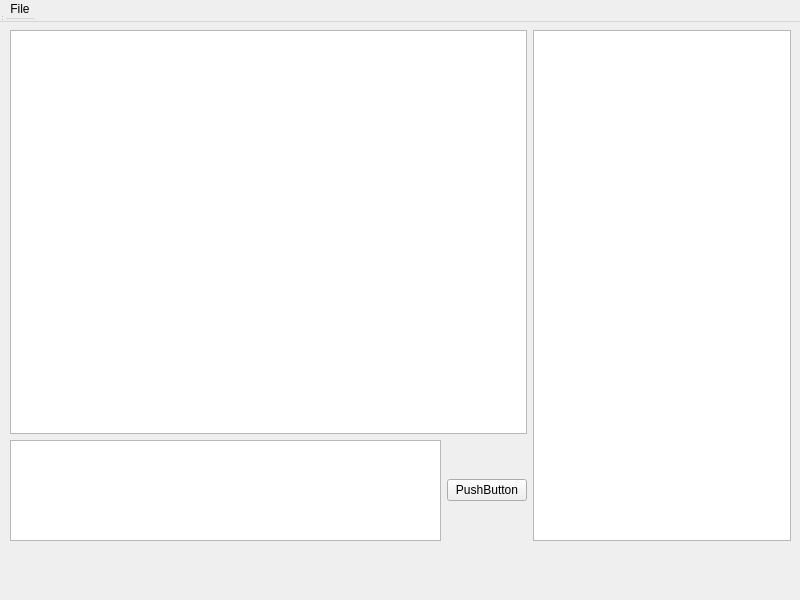
Old version of the form MyMessenger/gui_client.ui in the repository AleksandrVladimirovichNaumov/Client-Server.
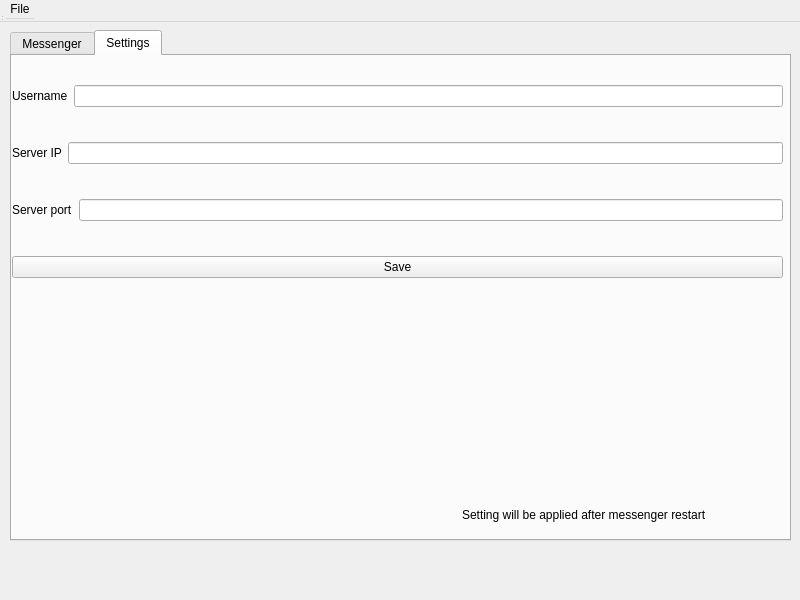
New version of the form. The open tabs and pages were chosen to show the change.

Commit message: client gui works + list of contacts

Patch:
```diff
--- a/MyMessenger/gui_client.ui
+++ b/MyMessenger/gui_client.ui
@@ -14,15 +14,22 @@
    <string>MainWindow</string>
   </property>
   <widget class="QWidget" name="centralwidget">
-   <widget class="QWidget" name="horizontalLayoutWidget">
+   <widget class="QTabWidget" name="horizontalTabWidget">
     <property name="geometry">
      <rect>
       <x>10</x>
-      <y>10</y>
+      <y>30</y>
       <width>781</width>
-      <height>531</height>
+      <height>511</height>
      </rect>
     </property>
+    <property name="currentIndex">
+     <number>0</number>
+    </property>
+    <widget class="QWidget" name="horizontalTabWidgetPage1" native="true">
+     <attribute name="title">
+      <string>Messenger</string>
+     </attribute>
     <layout class="QHBoxLayout" name="horizontalLayout" stretch="2,1">
      <item>
       <layout class="QVBoxLayout" name="verticalLayout_2" stretch="0,4,1">
@@ -44,7 +51,7 @@
          <item>
           <widget class="QPushButton" name="pushButton">
            <property name="text">
-            <string>PushButton</string>
+             <string>Send</string>
            </property>
           </widget>
          </item>
@@ -67,6 +74,86 @@
       </layout>
      </item>
     </layout>
+    </widget>
+    <widget class="QWidget" name="tab">
+     <attribute name="title">
+      <string>Settings</string>
+     </attribute>
+     <widget class="QWidget" name="verticalLayoutWidget_3">
+      <property name="geometry">
+       <rect>
+        <x>0</x>
+        <y>0</y>
+        <width>771</width>
+        <height>251</height>
+       </rect>
+      </property>
+      <layout class="QVBoxLayout" name="verticalLayout_3">
+       <item>
+        <layout class="QHBoxLayout" name="horizontalLayout_3">
+         <item>
+          <widget class="QLabel" name="label_3">
+           <property name="text">
+            <string>Username</string>
+           </property>
+          </widget>
+         </item>
+         <item>
+          <widget class="QLineEdit" name="lineEdit_2"/>
+         </item>
+        </layout>
+       </item>
+       <item>
+        <layout class="QHBoxLayout" name="horizontalLayout_4">
+         <item>
+          <widget class="QLabel" name="label_4">
+           <property name="text">
+            <string>Server IP</string>
+           </property>
+          </widget>
+         </item>
+         <item>
+          <widget class="QLineEdit" name="lineEdit"/>
+         </item>
+        </layout>
+       </item>
+       <item>
+        <layout class="QHBoxLayout" name="horizontalLayout_5">
+         <item>
+          <widget class="QLabel" name="label_5">
+           <property name="text">
+            <string>Server port</string>
+           </property>
+          </widget>
+         </item>
+         <item>
+          <widget class="QLineEdit" name="lineEdit_3"/>
+         </item>
+        </layout>
+       </item>
+       <item>
+        <widget class="QPushButton" name="pushButton_2">
+         <property name="text">
+          <string>Save</string>
+         </property>
+        </widget>
+       </item>
+      </layout>
+     </widget>
+     <widget class="QLabel" name="label_6">
+      <property name="geometry">
+       <rect>
+        <x>450</x>
+        <y>450</y>
+        <width>321</width>
+        <height>17</height>
+       </rect>
+      </property>
+      <property name="text">
+       <string>Setting will be applied after messenger restart</string>
+      </property>
+     </widget>
+    </widget>
    </widget>
   </widget>
   <widget class="QMenuBar" name="menubar">
```
Left out of the diff: 14 changed lines with no effect on the pictures. Lines whose indentation alone changed are shown as unchanged. The commit also changes 3 other files.
